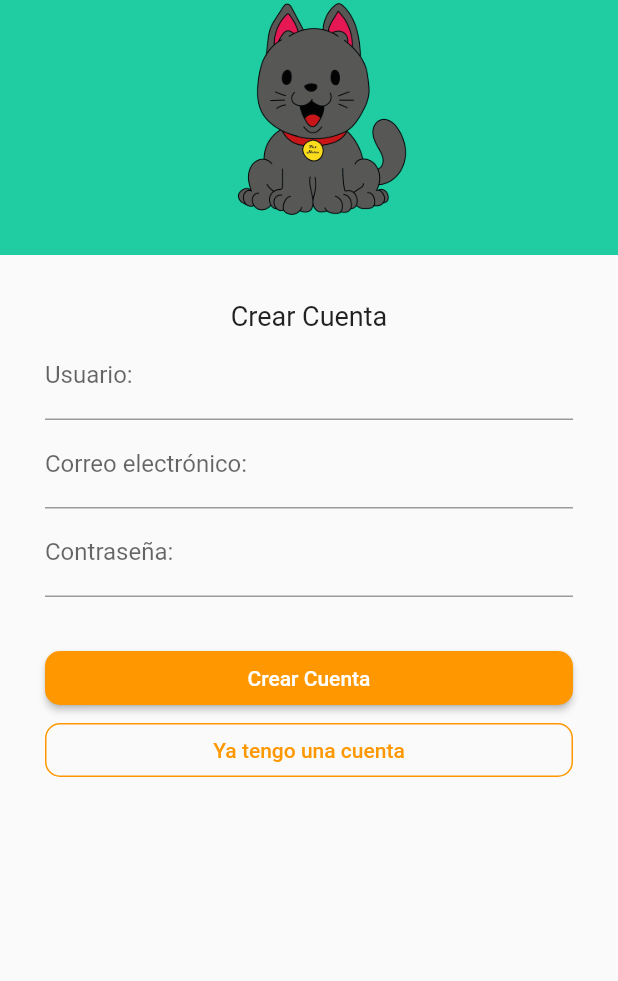
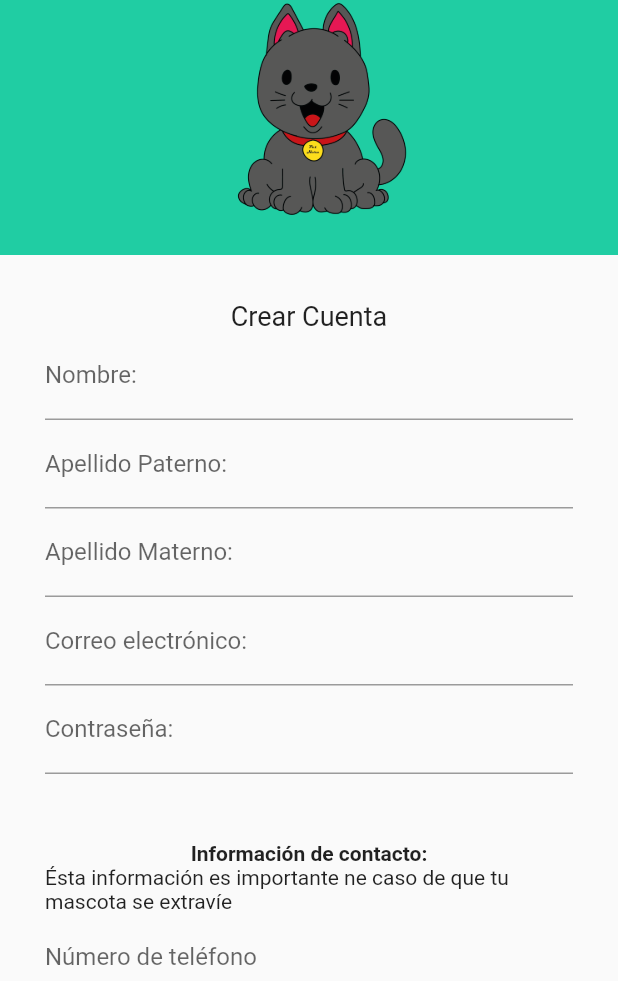
Before and after one commit to CarlosJair117/PetHere, a Flutter app: the Account screen opened by its route, on a phone screen of 412 x 824 dp, the part 255-1236 px from its top. Run offline on Flutter 3.47's test engine with Material 2 defaults, Android fonts, the phone set to English and light mode, and no system bars.

Commit message:
commit formulario

```diff
--- a/lib/src/pages/create_account.dart
+++ b/lib/src/pages/create_account.dart
@@ -7,12 +7,19 @@ class Account extends StatefulWidget {
 
 class _AccountState extends State<Account> {
   String nameValue;
+  String apetPaterno;
+  String apetMaterno;
   String passwordValue;
   String email;
-  bool tecladoVisible = false;
+  String telefono;
+  String calle;
+  String numExterior;
+  String numInterior;
+  String localidad;
+  String estado;
 
 
-  final formKey = GlobalKey<FormState>();
+  final _formKey = GlobalKey<FormState>();
 
 
   @override
@@ -53,10 +60,7 @@ class _AccountState extends State<Account> {
         Column(
           mainAxisAlignment: MainAxisAlignment.center,
           children: [
-            Text(
-              "PET HERE",
-              style: TextStyle(fontSize: 30, color: Colors.white),
-            ),
+            Text("PET HERE",style: TextStyle(fontSize: 30, color: Colors.white), ),
             Text("Mantén seguras a tus mascotas")
           ],
         ),
@@ -66,42 +70,124 @@ class _AccountState extends State<Account> {
 
   Widget _form(){
     return Form(
-      key: formKey,
+      key: _formKey,
         child: Column(
           mainAxisSize: MainAxisSize.min,
           children: <Widget>[
             Text("Crear Cuenta", style: TextStyle(fontSize: 18)),
             TextFormField(
-              decoration: InputDecoration(labelText: "Usuario:"),
+              decoration: InputDecoration(labelText: "Nombre:"),
               onSaved: (value) => nameValue = value,
-              validator: (value) {
+             validator: (value) {
+              if (value.isEmpty) {
+                  return "Llene este campo";
+                } else { return null; }
+            },
+            ),
+            TextFormField(
+              decoration: InputDecoration(labelText: "Apellido Paterno:"),
+              onSaved: (value) => apetPaterno = value,
+              validator: (value){
                 if (value.isEmpty) {
                   return "Llene este campo";
-                } else {
-                  return null;
-                }
+                } else { return null; }
+              },
+            ),
+            TextFormField(
+              decoration: InputDecoration(labelText: "Apellido Materno:"),
+              onSaved: (value) => apetMaterno = value,
+              validator: (value){
+                 if (value.isEmpty) {
+                  return "Llene este campo";
+                } else { return null; }
               },
             ),
             TextFormField(
               decoration: InputDecoration(labelText: "Correo electrónico:"),
               onSaved: (value) => email = value,
-              validator: (value) {
-                if (value.isEmpty) {
+              validator: (value){
+                 if (value.isEmpty) {
                   return "Llene este campo";
-                } else {
-                  return null;
-                }
+                } else { return null; }
               },
             ),
             TextFormField(
               decoration: InputDecoration(labelText: "Contraseña:"),
               onSaved: (value) => passwordValue = value,
-              validator: (value) {
-                if (value.isEmpty) {
+              validator: (value){
+                 if (value.isEmpty) {
                   return "Llene este campo";
-                } else {
-                  return null;
-                }
+                } else { return null; }
+              },
+            ),
+            Padding(
+              padding: const EdgeInsets.only(top:45),
+              child: Text("Información de contacto:", style: TextStyle(fontWeight: FontWeight.bold ),),
+            ),
+            Text('Ésta información es importante ne caso de que tu mascota se extravíe'),
+            TextFormField(
+              decoration: InputDecoration(labelText: "Número de teléfono"),
+              onSaved: (value) => telefono = value,
+              validator: (value){
+                 if (value.isEmpty) {
+                  return "Llene este campo";
+                } else { return null; }
+              },
+            ),
+            TextFormField(
+              decoration: InputDecoration(labelText: "Calle:"),
+              onSaved: (value) => calle = value,
+              validator: (value){
+                 if (value.isEmpty) {
+                  return "Llene este campo";
+                } else { return null; }
+              },
+            ),
+
+                TextFormField(
+                  decoration: InputDecoration(labelText: "Número exterior:"),
+                  onSaved: (value) => numExterior = value,
+                  validator: (value){
+                    if (value.isEmpty) {
+                      return "Llene este campo";
+                    } else { return null; }
+                  },
+                ),
+                TextFormField(
+                  decoration: InputDecoration(labelText: "Número interior:"),
+                  onSaved: (value) => numInterior = value,
+                  validator: (value){
+                    if (value.isEmpty) {
+                      return "Llene este campo";
+                    } else { return null; }
+                  },
+                ),
+
+            TextFormField(
+              decoration: InputDecoration(labelText: "Localidad:"),
+              onSaved: (value) => localidad = value,
+              validator: (value){
+                 if (value.isEmpty) {
+                  return "Llene este campo";
+                } else { return null; }
+              },
+            ),
+            /*TextFormField(
+              decoration: InputDecoration(labelText: "Localidad:"),
+              onSaved: (value) => localidad = value,
+              validator: (value){
+                 if (value.isEmpty) {
+                  return "Llene este campo";
+                } else { return null; }
+              },
+            ),*/
+            TextFormField(
+              decoration: InputDecoration(labelText: "Estado:"),
+              onSaved: (value) => estado = value,
+              validator: (value){
+                 if (value.isEmpty) {
+                  return "Llene este campo";
+                } else { return null; }
               },
             ),
             SizedBox( height: 30,),
@@ -113,24 +199,24 @@ class _AccountState extends State<Account> {
   }
 
   Widget _crearCuenta(){
-    return RaisedButton(
-      shape: RoundedRectangleBorder( borderRadius: BorderRadius.circular(10)),
+    return ElevatedButton(
+    /*  shape: RoundedRectangleBorder( borderRadius: BorderRadius.circular(10)),
       color: Colors.orange,
-      textColor: Colors.white,
+      textColor: Colors.white, */
       child: Row(
         mainAxisAlignment: MainAxisAlignment.center,
         children: [Text("Crear Cuenta"), ],
       ),
-      onPressed: () {},
+     onPressed: (){}
     );
   }
 
   Widget _regresar() {
-    return OutlineButton(
-      shape: RoundedRectangleBorder(
+    return OutlinedButton(
+    /*  shape: RoundedRectangleBorder(
         borderRadius: BorderRadius.circular(10),
       ),
-      borderSide: BorderSide(color: Colors.orange),
+      borderSide: BorderSide(color: Colors.orange), */
       child: Row(
         mainAxisAlignment: MainAxisAlignment.center,
         children: [Text("Ya tengo una cuenta",style: TextStyle(color: Colors.orange), ),],
@@ -139,4 +225,12 @@ class _AccountState extends State<Account> {
     );
   }
 
+    /* _validar(String value){
+     if (value == '') {
+      return "Llene este campo";
+    } else {
+      return null;
+    }
+  }*/
+
 }
```
Also changed, not shown: lib/src/pages/login.dart (+2 -7 lines), pubspec.lock.
